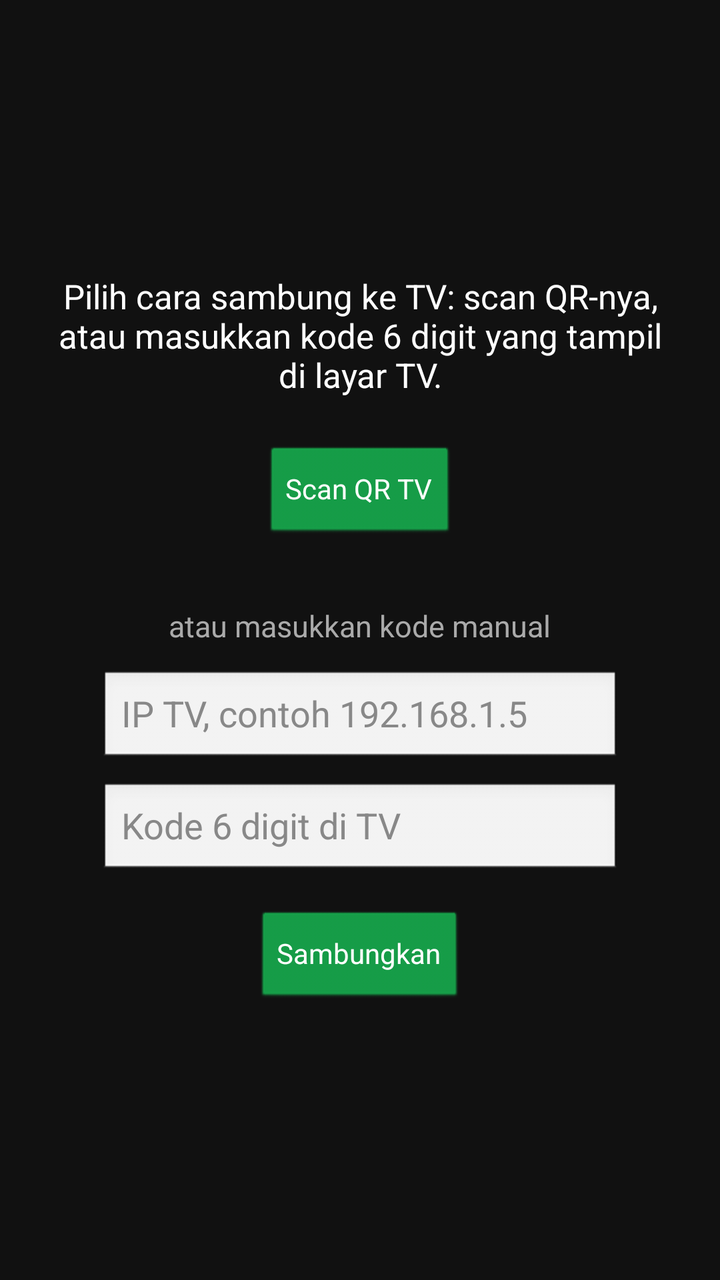
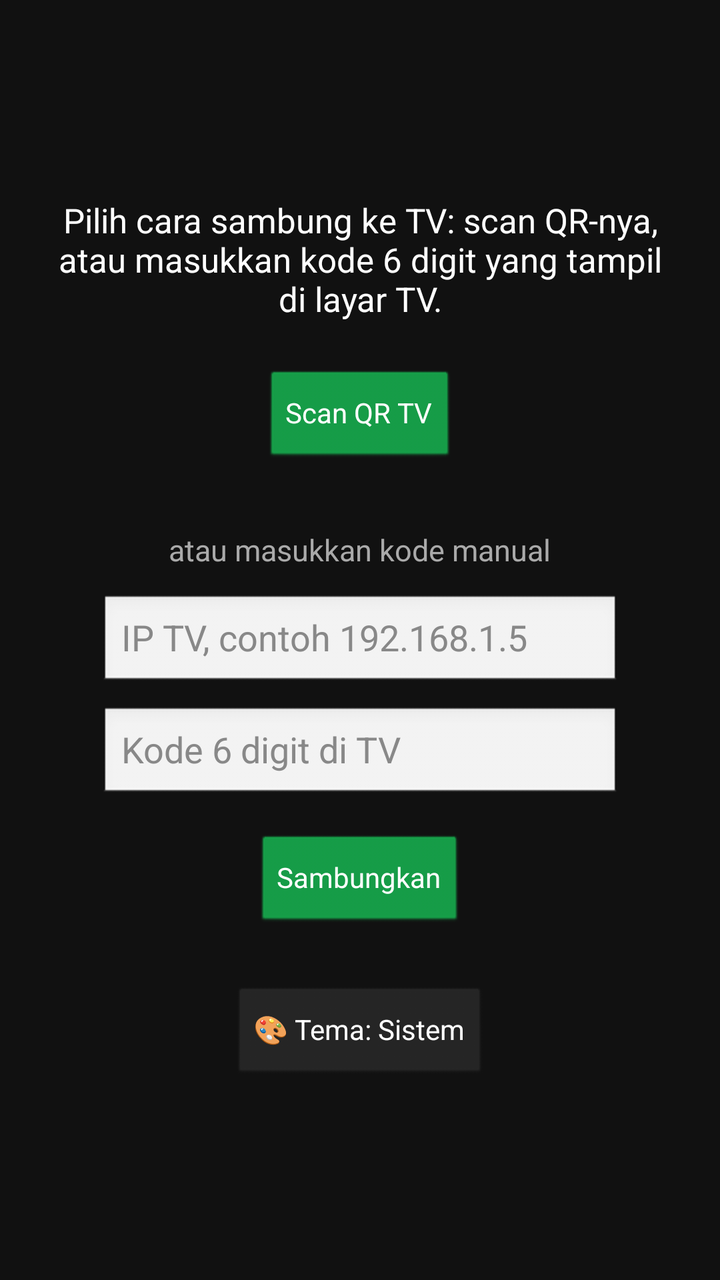

Two renders of the same Android screen: before a commit and after it. Below are the layout's source before the change and the commit's diff.
<!-- AndroidManifest.xml: application theme Theme.Karaoke -->
<!-- res/layout/activity_main.xml -->
<?xml version="1.0" encoding="utf-8"?>
<FrameLayout xmlns:android="http://schemas.android.com/apk/res/android"
    android:layout_width="match_parent"
    android:layout_height="match_parent"
    android:background="#111111">

    <WebView
        android:id="@+id/webview"
        android:layout_width="match_parent"
        android:layout_height="match_parent"
        android:visibility="gone" />

    <LinearLayout
        android:id="@+id/scan_view"
        android:layout_width="match_parent"
        android:layout_height="match_parent"
        android:gravity="center"
        android:orientation="vertical"
        android:padding="24dp">

        <TextView
            android:id="@+id/scan_text"
            android:layout_width="wrap_content"
            android:layout_height="wrap_content"
            android:gravity="center"
            android:text="Pilih cara sambung ke TV: scan QR-nya, atau masukkan kode 6 digit yang tampil di layar TV."
            android:textColor="#FFFFFF"
            android:textSize="17sp" />

        <Button
            android:id="@+id/scan_btn"
            android:layout_width="wrap_content"
            android:layout_height="wrap_content"
            android:layout_marginTop="24dp"
            android:backgroundTint="#16A34A"
            android:text="Scan QR TV"
            android:textColor="#FFFFFF" />

        
        <TextView
            android:layout_width="wrap_content"
            android:layout_height="wrap_content"
            android:layout_marginTop="32dp"
            android:text="atau masukkan kode manual"
            android:textColor="#AAAAAA"
            android:textSize="15sp" />

        <EditText
            android:id="@+id/manual_ip"
            android:layout_width="260dp"
            android:layout_height="wrap_content"
            android:layout_marginTop="12dp"
            android:hint="IP TV, contoh 192.168.1.5"
            android:inputType="textUri"
            android:textColor="#FFFFFF"
            android:textColorHint="#888888" />

        <EditText
            android:id="@+id/manual_code"
            android:layout_width="260dp"
            android:layout_height="wrap_content"
            android:layout_marginTop="8dp"
            android:hint="Kode 6 digit di TV"
            android:inputType="number"
            android:maxLength="6"
            android:textColor="#FFFFFF"
            android:textColorHint="#888888" />

        <Button
            android:id="@+id/manual_btn"
            android:layout_width="wrap_content"
            android:layout_height="wrap_content"
            android:layout_marginTop="16dp"
            android:backgroundTint="#16A34A"
            android:text="Sambungkan"
            android:textColor="#FFFFFF" />
    </LinearLayout>

</FrameLayout>
<!-- resources referenced by this layout -->
<resources>
  <style name="Theme.Karaoke" parent="@android:style/Theme.NoTitleBar">
          <item name="android:windowBackground">@color/black</item>
      </style>
  <color name="black">#000000</color>
</resources>

<!-- the commit's change to res/layout/activity_main.xml (unified diff, before → after) -->
@@ -1,5 +1,6 @@
 <?xml version="1.0" encoding="utf-8"?>
 <FrameLayout xmlns:android="http://schemas.android.com/apk/res/android"
+    android:id="@+id/root_view"
     android:layout_width="match_parent"
     android:layout_height="match_parent"
     android:background="#111111">
@@ -38,6 +39,7 @@
 
         
         <TextView
+            android:id="@+id/manual_label"
             android:layout_width="wrap_content"
             android:layout_height="wrap_content"
             android:layout_marginTop="32dp"
@@ -74,6 +76,16 @@
             android:backgroundTint="#16A34A"
             android:text="Sambungkan"
             android:textColor="#FFFFFF" />
+
+        
+        <Button
+            android:id="@+id/theme_btn"
+            android:layout_width="wrap_content"
+            android:layout_height="wrap_content"
+            android:layout_marginTop="28dp"
+            android:backgroundTint="#262626"
+            android:text="🎨 Tema: Sistem"
+            android:textColor="#FFFFFF" />
     </LinearLayout>
 
 </FrameLayout>
